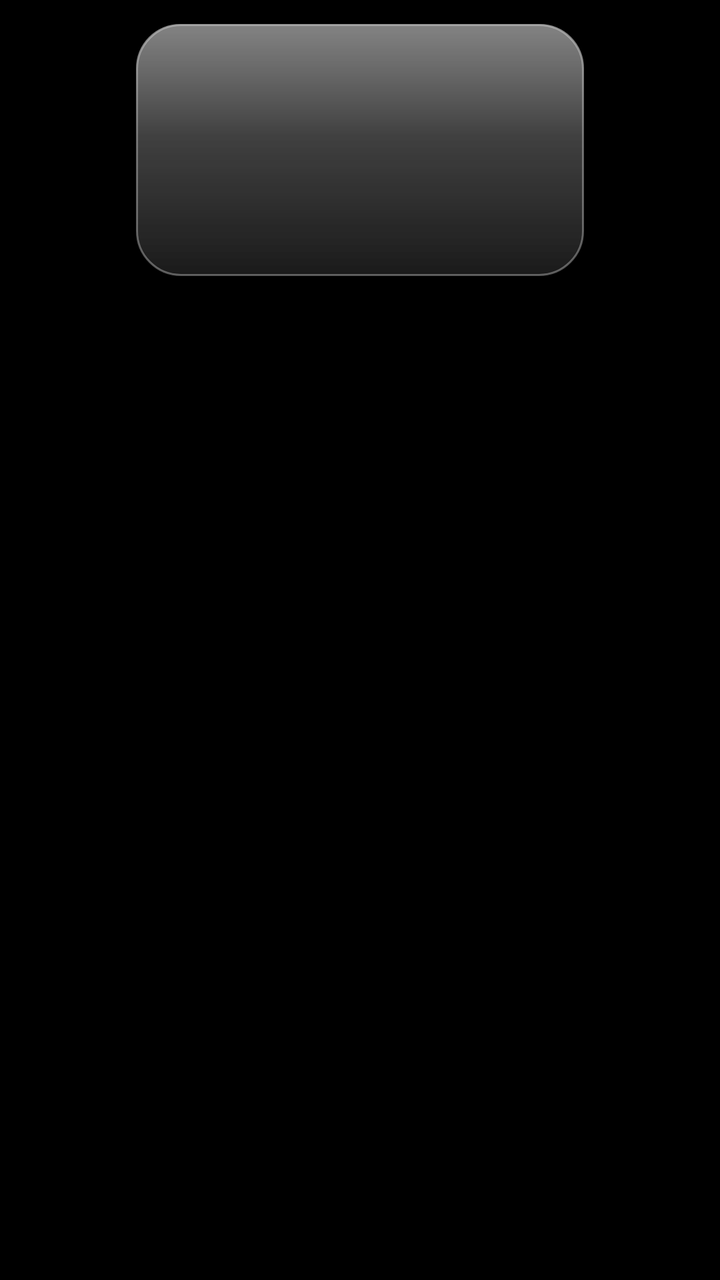
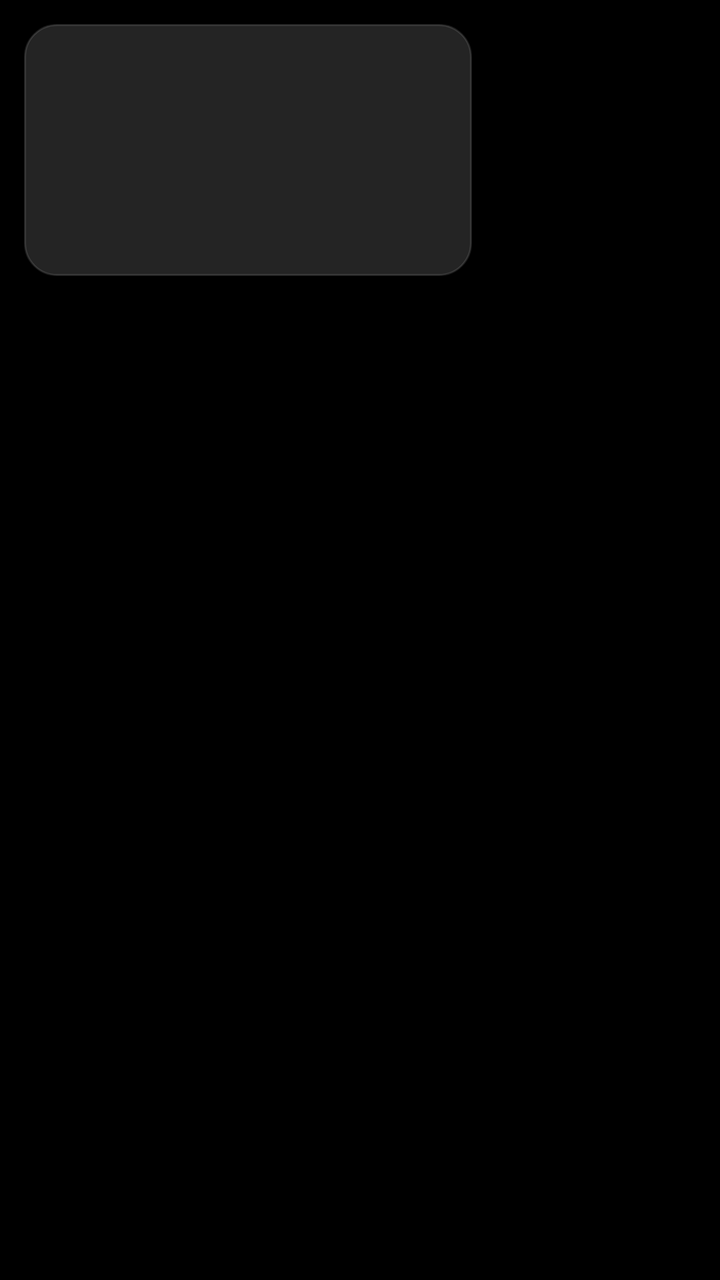

The first picture is an Android layout as it rendered before a commit; the second is the same layout after the commit. The layout source and the unified diff follow.
<!-- AndroidManifest.xml: application theme Theme.Launcher -->
<!-- res/layout/item_tile.xml -->
<?xml version="1.0" encoding="utf-8"?>
<LinearLayout xmlns:android="http://schemas.android.com/apk/res/android"
    android:layout_width="wrap_content"
    android:layout_height="wrap_content"
    android:orientation="vertical"
    android:gravity="center_horizontal"
    android:padding="12dp"
    android:clipChildren="false"
    android:clipToPadding="false"
    android:focusable="true"
    android:focusableInTouchMode="true">

    <FrameLayout
        android:id="@+id/card"
        android:layout_width="224dp"
        android:layout_height="126dp"
        android:background="@drawable/tile_bg"
        android:elevation="6dp">

        <ImageView
            android:id="@+id/banner"
            android:layout_width="match_parent"
            android:layout_height="match_parent"
            android:scaleType="centerCrop"
            android:contentDescription="@null" />

        <ImageView
            android:id="@+id/icon"
            android:layout_width="64dp"
            android:layout_height="64dp"
            android:layout_gravity="center"
            android:contentDescription="@null" />

        <View
            android:layout_width="match_parent"
            android:layout_height="match_parent"
            android:background="@drawable/tile_gloss" />

        <View
            android:id="@+id/shine"
            android:layout_width="match_parent"
            android:layout_height="match_parent"
            android:background="@drawable/tile_shine"
            android:alpha="0" />

        <ImageView
            android:id="@+id/badge"
            android:layout_width="34dp"
            android:layout_height="34dp"
            android:layout_gravity="bottom|end"
            android:layout_margin="8dp"
            android:padding="4dp"
            android:background="@drawable/badge_bg"
            android:visibility="gone"
            android:contentDescription="@null" />
    </FrameLayout>

    <TextView
        android:id="@+id/label"
        android:layout_width="224dp"
        android:layout_height="wrap_content"
        android:layout_marginTop="10dp"
        android:gravity="center"
        android:maxLines="1"
        android:ellipsize="end"
        android:textColor="#FFFFFFFF"
        android:textSize="15sp"
        android:fontFamily="sans-serif-medium"
        android:alpha="0"
        android:shadowColor="#99000000"
        android:shadowDx="0"
        android:shadowDy="2"
        android:shadowRadius="8" />
</LinearLayout>
<!-- resources referenced by this layout -->
<resources>
  <!-- drawable badge_bg (drawable) -->
  <?xml version="1.0" encoding="utf-8"?>
  <shape xmlns:android="http://schemas.android.com/apk/res/android" android:shape="rectangle">
      <corners android:radius="9dp" />
      <solid android:color="#E6FFFFFF" />
  </shape>
  <!-- drawable tile_bg (drawable) -->
  <?xml version="1.0" encoding="utf-8"?>
  <shape xmlns:android="http://schemas.android.com/apk/res/android" android:shape="rectangle">
      <corners android:radius="22dp" />
      <gradient
          android:angle="270"
          android:startColor="#40FFFFFF"
          android:endColor="#1AFFFFFF" />
      <stroke android:width="1dp" android:color="#55FFFFFF" />
  </shape>
  <!-- drawable tile_gloss (drawable) -->
  <?xml version="1.0" encoding="utf-8"?>
  <shape xmlns:android="http://schemas.android.com/apk/res/android" android:shape="rectangle">
      <corners android:radius="22dp" />
      <gradient
          android:angle="270"
          android:startColor="#59FFFFFF"
          android:centerColor="#14FFFFFF"
          android:endColor="#00FFFFFF"
          android:centerY="0.45" />
  </shape>
  <!-- drawable tile_shine (drawable) -->
  <?xml version="1.0" encoding="utf-8"?>
  <shape xmlns:android="http://schemas.android.com/apk/res/android" android:shape="rectangle">
      <corners android:radius="22dp" />
      <gradient android:angle="45"
          android:startColor="#00FFFFFF" android:centerColor="#73FFFFFF" android:endColor="#00FFFFFF"
          android:centerX="0.5" />
  </shape>
  <style name="Theme.Launcher" parent="android:Theme.Material.NoActionBar.Fullscreen">
          <item name="android:windowBackground">@android:color/black</item>
          <item name="android:windowContentOverlay">@null</item>
          <item name="android:windowDisablePreview">true</item>
          <item name="android:colorBackground">@android:color/black</item>
      </style>
</resources>

<!-- the commit's change to res/layout/item_tile.xml (unified diff, before → after) -->
@@ -3,7 +3,7 @@
     android:layout_width="wrap_content"
     android:layout_height="wrap_content"
     android:orientation="vertical"
-    android:gravity="center_horizontal"
+    android:gravity="start"
     android:padding="12dp"
     android:clipChildren="false"
     android:clipToPadding="false"
@@ -11,64 +11,142 @@
     android:focusableInTouchMode="true">
 
     <FrameLayout
-        android:id="@+id/card"
-        android:layout_width="224dp"
-        android:layout_height="126dp"
-        android:background="@drawable/tile_bg"
-        android:elevation="6dp">
+        android:id="@+id/box"
+        android:layout_width="wrap_content"
+        android:layout_height="wrap_content"
+        android:clipChildren="false"
+        android:clipToPadding="false">
 
-        <ImageView
-            android:id="@+id/banner"
+        <View
+            android:id="@+id/ring"
             android:layout_width="match_parent"
             android:layout_height="match_parent"
-            android:scaleType="centerCrop"
-            android:contentDescription="@null" />
-
-        <ImageView
-            android:id="@+id/icon"
-            android:layout_width="64dp"
-            android:layout_height="64dp"
-            android:layout_gravity="center"
-            android:contentDescription="@null" />
-
-        <View
-            android:layout_width="match_parent"
-            android:layout_height="match_parent"
-            android:background="@drawable/tile_gloss" />
-
-        <View
-            android:id="@+id/shine"
-            android:layout_width="match_parent"
-            android:layout_height="match_parent"
-            android:background="@drawable/tile_shine"
+            android:layout_margin="-7dp"
+            android:background="@drawable/tile_focus"
             android:alpha="0" />
 
-        <ImageView
-            android:id="@+id/badge"
-            android:layout_width="34dp"
-            android:layout_height="34dp"
-            android:layout_gravity="bottom|end"
-            android:layout_margin="8dp"
-            android:padding="4dp"
-            android:background="@drawable/badge_bg"
-            android:visibility="gone"
-            android:contentDescription="@null" />
+        <FrameLayout
+            android:id="@+id/card"
+            android:layout_width="224dp"
+            android:layout_height="126dp"
+            android:background="@drawable/tile_bg"
+            android:elevation="6dp">
+
+            <ImageView
+                android:id="@+id/banner"
+                android:layout_width="match_parent"
+                android:layout_height="match_parent"
+                android:scaleType="centerCrop"
+                android:contentDescription="@null" />
+
+            <ImageView
+                android:id="@+id/icon"
+                android:layout_width="40dp"
+                android:layout_height="40dp"
+                android:layout_gravity="center"
+                android:contentDescription="@null" />
+
+            
+            <View
+                android:id="@+id/shade"
+                android:layout_width="match_parent"
+                android:layout_height="40dp"
+                android:layout_gravity="bottom"
+                android:background="@drawable/poster_shade"
+                android:visibility="gone" />
+
+            <FrameLayout
+                android:id="@+id/prog"
+                android:layout_width="match_parent"
+                android:layout_height="4dp"
+                android:layout_gravity="bottom"
+                android:layout_marginStart="10dp"
+                android:layout_marginEnd="10dp"
+                android:layout_marginBottom="8dp"
+                android:background="@drawable/progress_track"
+                android:visibility="gone">
+
+                <View
+                    android:id="@+id/progFill"
+                    android:layout_width="match_parent"
+                    android:layout_height="match_parent"
+                    android:background="@drawable/progress_fill"
+                    android:transformPivotX="0dp" />
+            </FrameLayout>
+
+            <View
+                android:id="@+id/gloss"
+                android:layout_width="match_parent"
+                android:layout_height="match_parent"
+                android:background="@drawable/tile_gloss"
+                android:alpha="0" />
+
+            <View
+                android:id="@+id/shine"
+                android:layout_width="match_parent"
+                android:layout_height="match_parent"
+                android:alpha="0" />
+
+            <ImageView
+                android:id="@+id/badge"
+                android:layout_width="34dp"
+                android:layout_height="34dp"
+                android:layout_gravity="bottom|end"
+                android:layout_margin="8dp"
+                android:padding="4dp"
+                android:background="@drawable/badge_bg"
+                android:visibility="gone"
+                android:contentDescription="@null" />
+        </FrameLayout>
     </FrameLayout>
 
     <TextView
         android:id="@+id/label"
         android:layout_width="224dp"
         android:layout_height="wrap_content"
-        android:layout_marginTop="10dp"
+        android:layout_marginTop="12dp"
         android:gravity="center"
         android:maxLines="1"
         android:ellipsize="end"
         android:textColor="#FFFFFFFF"
-        android:textSize="15sp"
-        android:fontFamily="sans-serif-medium"
+        android:textSize="20sp"
         android:alpha="0"
         android:shadowColor="#99000000"
         android:shadowDx="0"
         android:shadowDy="2"
         android:shadowRadius="8" />
+
+    <LinearLayout
+        android:id="@+id/info"
+        android:layout_width="280dp"
+        android:layout_height="wrap_content"
+        android:layout_marginTop="12dp"
+        android:orientation="vertical"
+        android:alpha="0"
+        android:visibility="gone">
+
+        <TextView
+            android:id="@+id/infoTitle"
+            android:layout_width="match_parent"
+            android:layout_height="wrap_content"
+            android:maxLines="1"
+            android:ellipsize="end"
+            android:textColor="#FFFFFFFF"
+            android:textSize="20sp"
+            android:shadowColor="#99000000"
+            android:shadowDy="2"
+            android:shadowRadius="8" />
+
+        <TextView
+            android:id="@+id/infoSub"
+            android:layout_width="match_parent"
+            android:layout_height="wrap_content"
+            android:maxLines="1"
+            android:ellipsize="end"
+            android:textColor="#C7FFFFFF"
+            android:textSize="16sp"
+            android:shadowColor="#99000000"
+            android:shadowDy="2"
+            android:shadowRadius="8" />
+    </LinearLayout>
 </LinearLayout>
<!-- resource entries referenced after the edit -->
@@ -3,37 +3,49 @@
   <!-- drawable badge_bg (drawable) -->
   <?xml version="1.0" encoding="utf-8"?>
   <shape xmlns:android="http://schemas.android.com/apk/res/android" android:shape="rectangle">
-      <corners android:radius="9dp" />
+      <corners android:radius="8dp" />
       <solid android:color="#E6FFFFFF" />
+  </shape>
+  <!-- drawable poster_shade (drawable) -->
+  <?xml version="1.0" encoding="utf-8"?>
+  <shape xmlns:android="http://schemas.android.com/apk/res/android" android:shape="rectangle">
+      <gradient android:angle="90" android:startColor="#8C000000" android:endColor="#00000000" />
+  </shape>
+  <!-- drawable progress_fill (drawable) -->
+  <?xml version="1.0" encoding="utf-8"?>
+  <shape xmlns:android="http://schemas.android.com/apk/res/android" android:shape="rectangle">
+      <corners android:radius="2dp" />
+      <solid android:color="#FFFFFFFF" />
+  </shape>
+  <!-- drawable progress_track (drawable) -->
+  <?xml version="1.0" encoding="utf-8"?>
+  <shape xmlns:android="http://schemas.android.com/apk/res/android" android:shape="rectangle">
+      <corners android:radius="2dp" />
+      <solid android:color="#52FFFFFF" />
   </shape>
   <!-- drawable tile_bg (drawable) -->
   <?xml version="1.0" encoding="utf-8"?>
   <shape xmlns:android="http://schemas.android.com/apk/res/android" android:shape="rectangle">
-      <corners android:radius="22dp" />
-      <gradient
-          android:angle="270"
-          android:startColor="#40FFFFFF"
-          android:endColor="#1AFFFFFF" />
-      <stroke android:width="1dp" android:color="#55FFFFFF" />
+      <corners android:radius="16dp" />
+      <solid android:color="#24FFFFFF" />
+      <stroke android:width="1dp" android:color="#1FFFFFFF" />
+  </shape>
+  <!-- drawable tile_focus (drawable) -->
+  <?xml version="1.0" encoding="utf-8"?>
+  <shape xmlns:android="http://schemas.android.com/apk/res/android" android:shape="rectangle">
+      <corners android:radius="23dp" />
+      <stroke android:width="3dp" android:color="#FFFFFFFF" />
   </shape>
   <!-- drawable tile_gloss (drawable) -->
   <?xml version="1.0" encoding="utf-8"?>
   <shape xmlns:android="http://schemas.android.com/apk/res/android" android:shape="rectangle">
-      <corners android:radius="22dp" />
+      <corners android:radius="16dp" />
       <gradient
           android:angle="270"
           android:startColor="#59FFFFFF"
           android:centerColor="#14FFFFFF"
           android:endColor="#00FFFFFF"
           android:centerY="0.45" />
-  </shape>
-  <!-- drawable tile_shine (drawable) -->
-  <?xml version="1.0" encoding="utf-8"?>
-  <shape xmlns:android="http://schemas.android.com/apk/res/android" android:shape="rectangle">
-      <corners android:radius="22dp" />
-      <gradient android:angle="45"
-          android:startColor="#00FFFFFF" android:centerColor="#73FFFFFF" android:endColor="#00FFFFFF"
-          android:centerX="0.5" />
   </shape>
   <style name="Theme.Launcher" parent="android:Theme.Material.NoActionBar.Fullscreen">
           <item name="android:windowBackground">@android:color/black</item>
